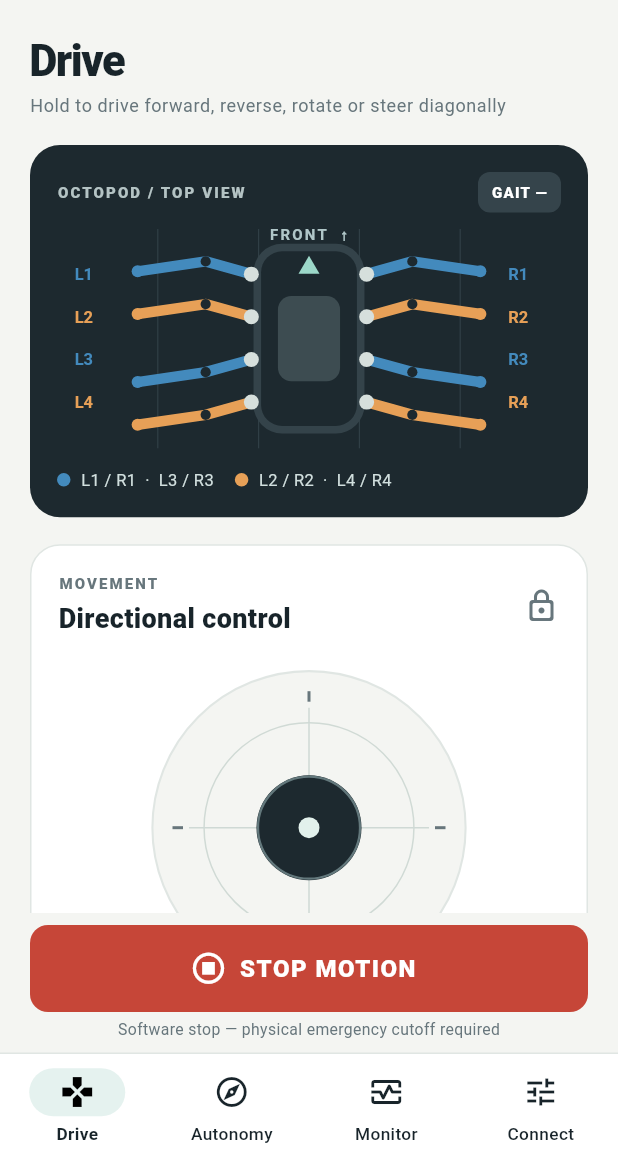
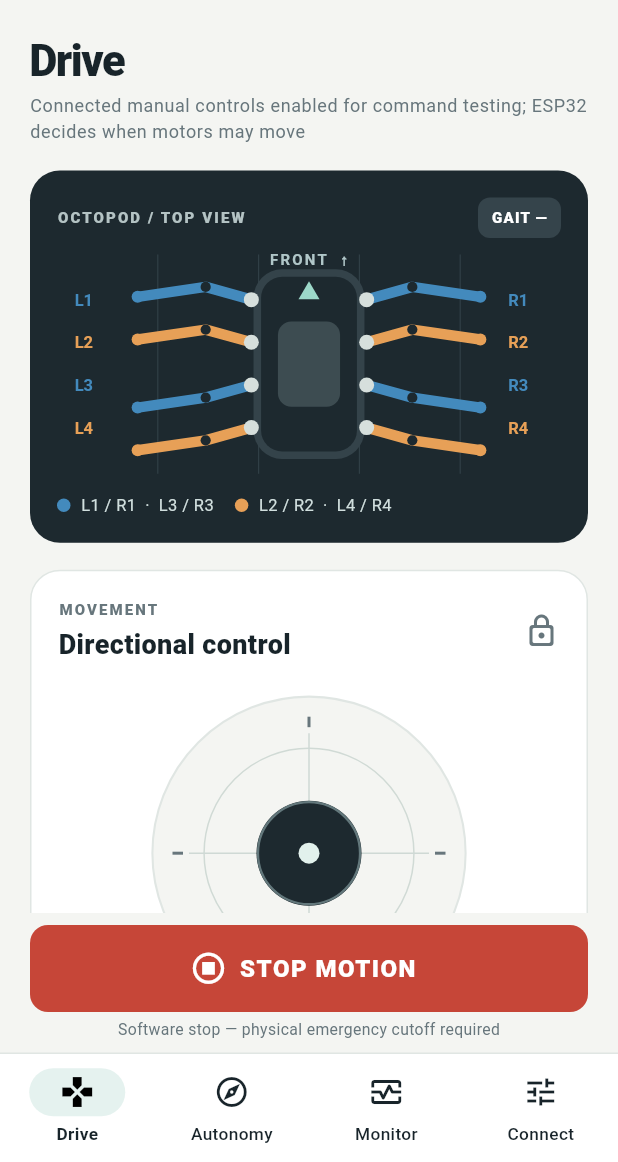
Before and after one commit to Mark-Batongbacal/OctoBot, a Flutter app: the screen it shows after launch, on a phone screen of 412 x 824 dp, the part 74-1236 px from its top. Run offline on Flutter 3.47's test engine with Material 3 defaults, Android fonts, the phone set to English and light mode, and no system bars.

Commit message:
ui: explain Flutter test controls and ESP32 motor authorization

```diff
--- a/flutter/lib/features/drive_screen.dart
+++ b/flutter/lib/features/drive_screen.dart
@@ -16,7 +16,7 @@ class DriveScreen extends StatelessWidget {
     return Column(children: [
       Expanded(child: PageFrame(children: [
       const PageHeading(title: 'Drive',
-        subtitle: 'Hold to drive forward, reverse, rotate or steer diagonally'),
+        subtitle: 'Connected manual controls enabled for command testing; ESP32 decides when motors may move'),
       _RobotCard(robot: robot),
       Panel(child: Column(crossAxisAlignment: CrossAxisAlignment.stretch, children: [
         Row(children: [
```
